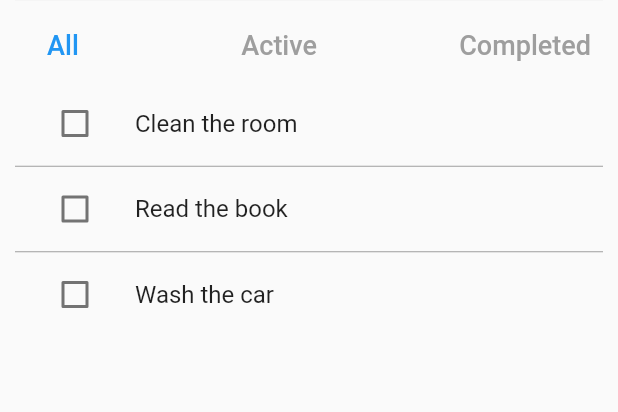
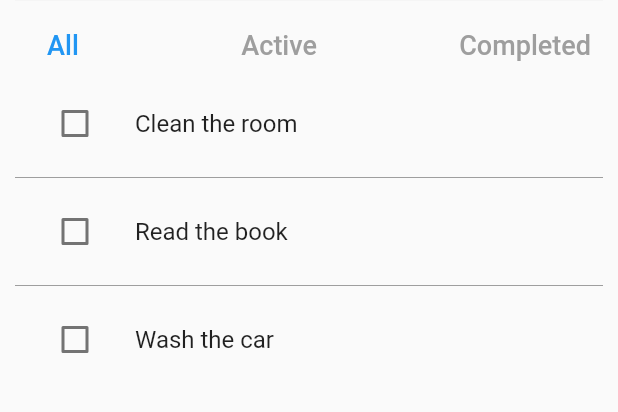
Before and after one commit to Chethan-170/todo_app_flutter_BloC, a Flutter app: the screen it shows after launch, on a phone screen of 412 x 824 dp, the part 280-692 px from its top. Run offline on Flutter 3.47's test engine with Material 2 defaults, Android fonts, the phone set to English and light mode, and no system bars; our stand-ins replace bloc, equatable, flutter_bloc.

Commit message:
minor fixes

```diff
--- a/lib/widgets/todo_item.dart
+++ b/lib/widgets/todo_item.dart
@@ -18,7 +18,6 @@ class _TodoItemState extends State<TodoItem> {
       leading: Checkbox(
         value: widget.todo.completed,
         onChanged: (bool? checked) {
-          print('$checked -- checked');
           context.read<TodoListCubit>().toggleTodo(widget.todo.id);
         },
       ),
--- a/lib/widgets/todo_list.dart
+++ b/lib/widgets/todo_list.dart
@@ -17,10 +17,7 @@ class TodoList extends StatelessWidget {
       child: ListView.separated(
         itemCount: todos.length,
         separatorBuilder: (context, index) {
-          return Divider(
-            color: Colors.grey,
-            height: 1.0,
-          );
+          return Divider(color: Colors.grey);
         },
         itemBuilder: (BuildContext context, int index) {
           final Todo todo = todos[index];
```
